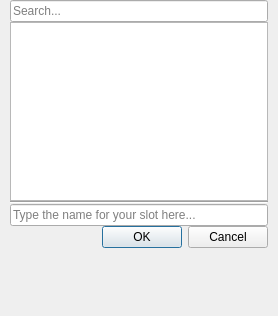
First picture: the form in Gems/ScriptCanvas/Code/Editor/View/Widgets/VariablePanel/SlotTypeSelectorWidget.ui, repository accesspointmg/org.o3de.repo.scriptcanvas, before the edit.
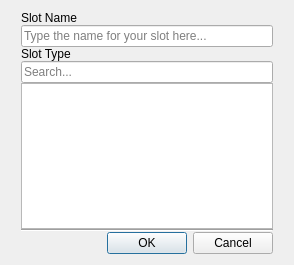
Second picture: the form after the edit. Custom widgets are drawn as their Qt base class.

Commit message: Improved layout and behavior of the SlotTypeSelector widget

```diff
--- a/Gems/ScriptCanvas/Code/Editor/View/Widgets/VariablePanel/SlotTypeSelectorWidget.ui
+++ b/Gems/ScriptCanvas/Code/Editor/View/Widgets/VariablePanel/SlotTypeSelectorWidget.ui
@@ -6,37 +6,25 @@
    <rect>
     <x>0</x>
     <y>0</y>
-    <width>278</width>
-    <height>316</height>
+    <width>294</width>
+    <height>265</height>
    </rect>
   </property>
-  <property name="sizePolicy">
-   <sizepolicy hsizetype="Expanding" vsizetype="Expanding">
-    <horstretch>0</horstretch>
-    <verstretch>0</verstretch>
-   </sizepolicy>
-  </property>
   <property name="windowTitle">
    <string>Pick slot name/type</string>
   </property>
   <property name="floating" stdset="0">
    <bool>false</bool>
   </property>
-  <widget class="QWidget" name="widgetContents">
-   <property name="geometry">
-    <rect>
-     <x>0</x>
-     <y>0</y>
-     <width>278</width>
-     <height>278</height>
-    </rect>
-   </property>
-   <layout class="QVBoxLayout" name="verticalLayout">
-    <item>
+  <layout class="QGridLayout" name="gridLayout">
+   <item row="0" column="0">
      <layout class="QVBoxLayout" name="verticalLayout_4">
       <property name="spacing">
        <number>0</number>
       </property>
+     <property name="sizeConstraint">
+      <enum>QLayout::SetMaximumSize</enum>
+     </property>
       <property name="leftMargin">
        <number>10</number>
       </property>
@@ -47,10 +35,43 @@
        <number>10</number>
       </property>
       <property name="bottomMargin">
-       <number>30</number>
-      </property>
+      <number>0</number>
+     </property>
+     <item>
+      <widget class="QLabel" name="label">
+       <property name="text">
+        <string>Slot Name</string>
+       </property>
+      </widget>
+     </item>
+     <item>
+      <widget class="QLineEdit" name="slotName">
+       <property name="sizePolicy">
+        <sizepolicy hsizetype="MinimumExpanding" vsizetype="Fixed">
+         <horstretch>0</horstretch>
+         <verstretch>0</verstretch>
+        </sizepolicy>
+       </property>
+       <property name="placeholderText">
+        <string>Type the name for your slot here...</string>
+       </property>
+      </widget>
+     </item>
+     <item>
+      <widget class="QLabel" name="label_2">
+       <property name="text">
+        <string>Slot Type</string>
+       </property>
+      </widget>
+     </item>
       <item>
        <widget class="AzQtComponents::SearchLineEdit" name="searchFilter">
+       <property name="sizePolicy">
+        <sizepolicy hsizetype="MinimumExpanding" vsizetype="Fixed">
+         <horstretch>0</horstretch>
+         <verstretch>0</verstretch>
+        </sizepolicy>
+       </property>
         <property name="inputMask">
          <string/>
         </property>
@@ -86,15 +107,7 @@
        </widget>
       </item>
       <item>
-       <layout class="QVBoxLayout" name="verticalLayout_2">
-        <item>
-         <widget class="QLineEdit" name="slotName">
-          <property name="placeholderText">
-           <string>Type the name for your slot here...</string>
-          </property>
-         </widget>
-        </item>
-       </layout>
+      <layout class="QVBoxLayout" name="verticalLayout_2"/>
       </item>
        <item>
         <widget class="QDialogButtonBox" name="buttonBox">
@@ -109,7 +122,6 @@
      </layout>
     </item>
    </layout>
-  </widget>
  </widget>
  <customwidgets>
   <customwidget>
```
Lines whose indentation alone changed are shown as unchanged.
